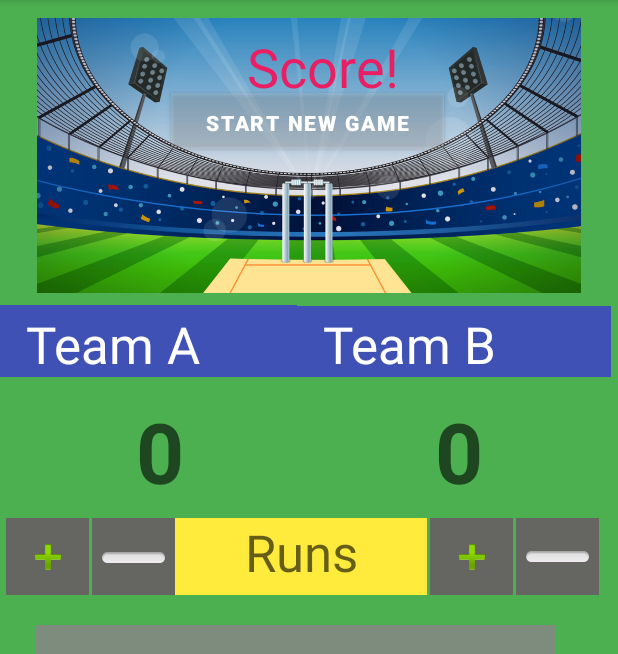
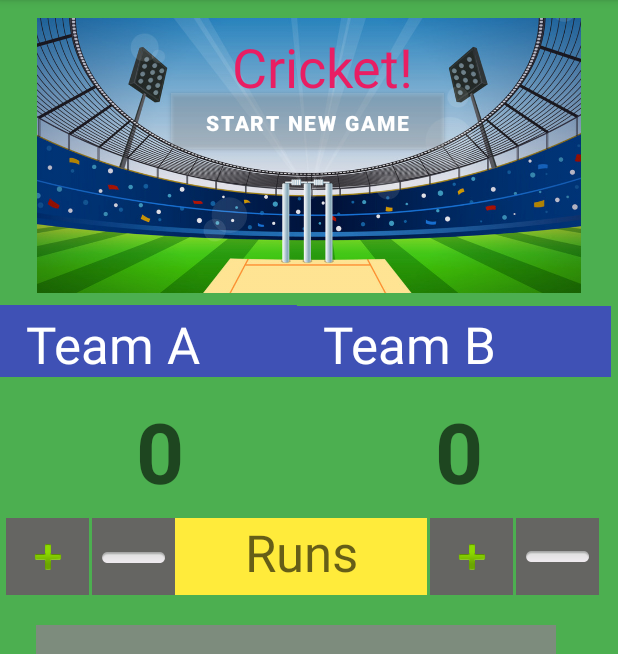
Before and after one commit to simrnpuri/Android-Score-Keeping-App, an Android app: the screen it shows after launch (MainActivity), on a phone screen of 412 x 824 dp, the part 84-738 px from its top. Run offline under Robolectric (Android 15) with nearby library versions, the phone set to English and light mode, and no system bars; Roboto replaces fonts that are not available here.

Commit message:
text changes

```diff
--- a/app/src/main/res/layout/activity_main.xml
+++ b/app/src/main/res/layout/activity_main.xml
@@ -28,7 +28,7 @@
         android:layout_marginTop="8dp"
         android:fontFamily="@font/fontdiner_swanky"
         android:gravity="center_horizontal"
-        android:text="Score!"
+        android:text="Cricket!"
         android:textColor="#E91E63"
         android:textSize="36sp"
         app:layout_constraintEnd_toEndOf="parent"
```
